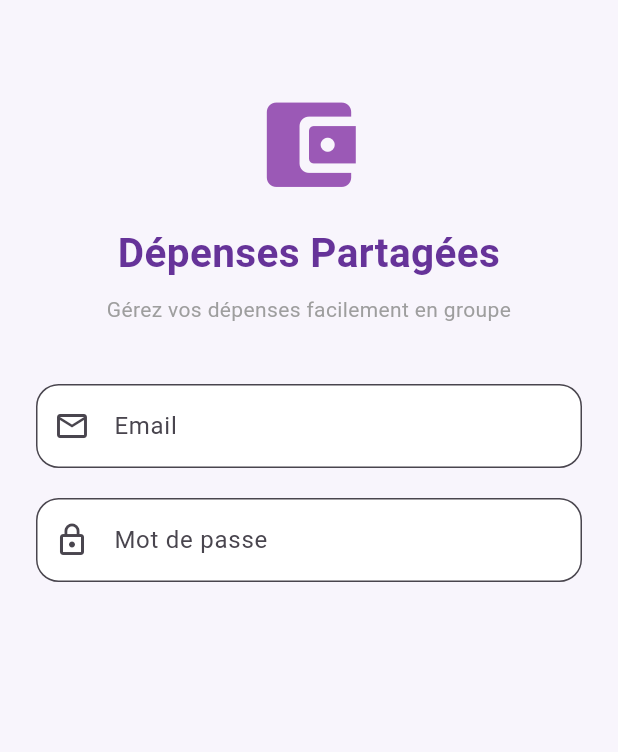
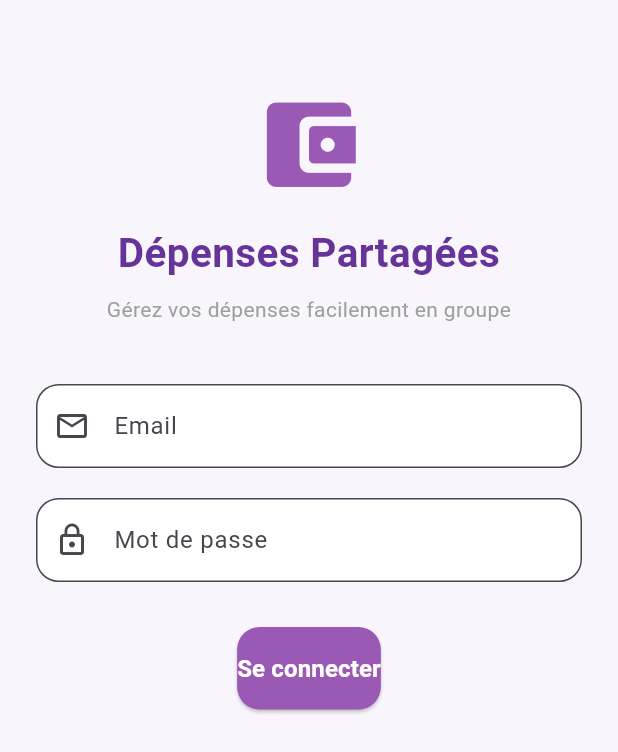
Before and after one commit to azzaalouane42-jpg/depenses_partagees, a Flutter app: the screen it shows after launch, on a phone screen of 412 x 824 dp. Shown: the top 752 px of the screen. Run offline on Flutter 3.47's test engine with Material 3 defaults, Android fonts, the phone set to English and light mode, and no system bars.

Commit message:
Improve login screen design

```diff
--- a/lib/screens/login_screen.dart
+++ b/lib/screens/login_screen.dart
@@ -71,6 +71,23 @@ class _LoginScreenState extends State<LoginScreen>{
                 border: OutlineInputBorder(borderRadius: BorderRadius.circular(15),),
               ),
             ),
+              const SizedBox(height: 30),
+              ElevatedButton(onPressed: (){
+                ScaffoldMessenger.of(context).showSnackBar(const SnackBar(content:
+                Text('La connexion sera bientot disponible'),
+                ),);
+              },
+              style: ElevatedButton.styleFrom(backgroundColor: const Color(0xFF9B59B6),
+              foregroundColor: Colors.white,
+                padding: const EdgeInsets.symmetric(vertical: 16),
+                shape: RoundedRectangleBorder(borderRadius: BorderRadius.circular(15),),
+              ),
+                child: const Text('Se connecter',style: TextStyle(
+                  fontSize: 16,
+                  fontWeight: FontWeight.bold,
+                ),),
+              ),
+
             ],
           ),
           ),
```
